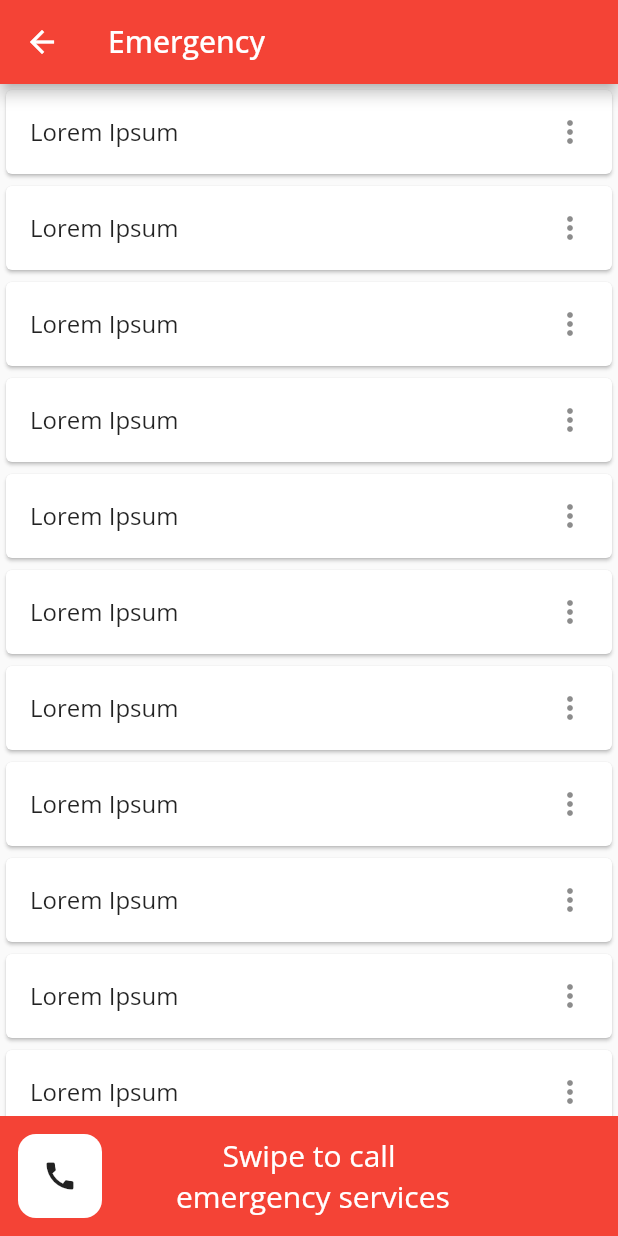
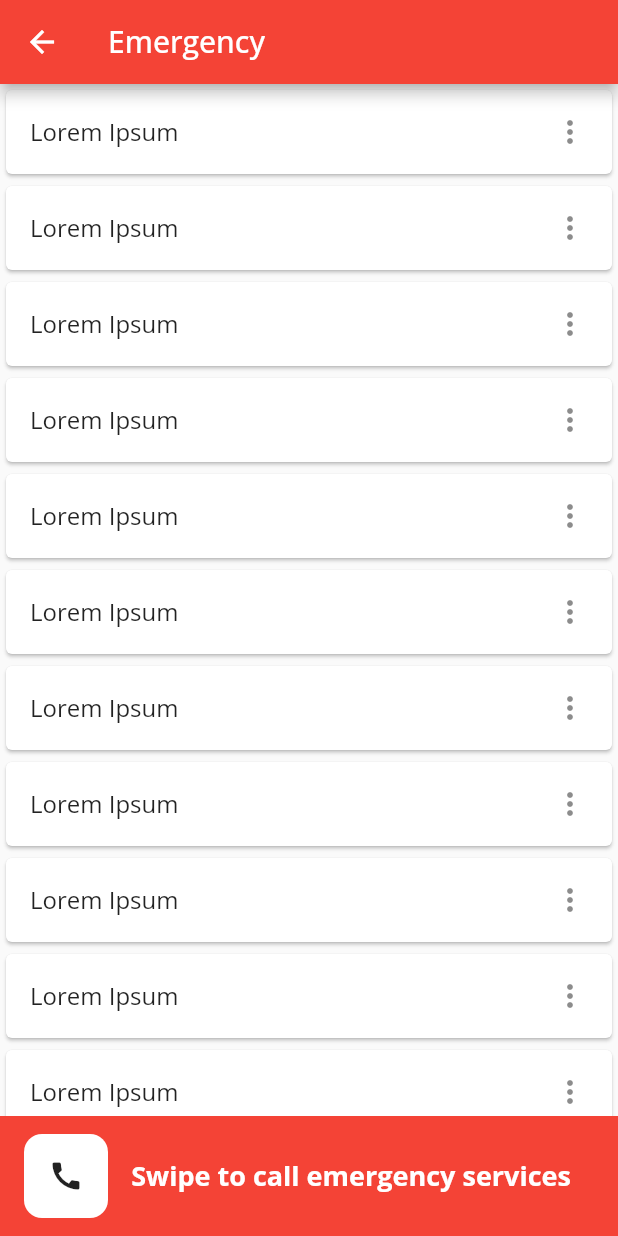
Before and after one commit to tanshaochong/Lifeline, a Flutter app: the Emergency screen opened directly, on a phone screen of 412 x 824 dp. Run offline on Flutter 3.47's test engine with Material 2 defaults, Android fonts, the phone set to English and light mode, and no system bars; drawn by our look-alikes of slide_to_act; our stand-ins replace carousel_slider, firebase_auth, firebase_core, google_fonts, google_maps_flutter, google_sign_in and 3 more; missing offline and left inert: flutter_polyline_points; accounts and stored records are empty.

```diff
--- a/lib/emergency.dart
+++ b/lib/emergency.dart
@@ -23,26 +23,43 @@ class Emergency extends StatelessWidget {
             Expanded(child: ListView.builder(itemBuilder: (context, index) {
               return Card(
                   child: ListTile(
-                    onTap: (){
+                onTap: () {
                   Navigator.push(
                       context,
                       MaterialPageRoute(
-                              builder: (context) =>
-                                  InstructionsPage()));
+                          builder: (context) => InstructionsPage()));
                 },
                 // leading: FlutterLogo(),
                 title: Text('Lorem Ipsum'),
                 trailing: Icon(Icons.more_vert),
               ));
             })),
-            Container(
+            EmergencySwipeToCall(isSwiped: isSwiped),
+          ],
+        ),
+      ),
+    );
+  }
+}
+
+class EmergencySwipeToCall extends StatelessWidget {
+  const EmergencySwipeToCall({
+    super.key,
+    required this.isSwiped,
+  });
+
+  final bool isSwiped;
+
+  @override
+  Widget build(BuildContext context) {
+    return Container(
       height: 80,
       width: double.infinity,
       decoration: const BoxDecoration(
         color: Colors.red,
       ),
       child: Padding(
-                padding: const EdgeInsets.all(4),
+        padding: const EdgeInsets.all(8),
         child: isSwiped
             ? SlideAction(
                 borderRadius: 12,
@@ -51,9 +68,12 @@ class Emergency extends StatelessWidget {
                 innerColor: Colors.white,
                 outerColor: Colors.red,
                 sliderButtonIcon: const Icon(Icons.call),
-                        text: "Swipe to call \n emergency services",
-                        textStyle:
-                            const TextStyle(fontSize: 20, color: Colors.white),
+                text: "            Swipe to call emergency services",
+                textStyle: const TextStyle(
+                  fontSize: 18,
+                  fontWeight: FontWeight.bold,
+                  color: Colors.white,
+                ),
                 sliderRotate: false,
                 onSubmit: () {
                   // setState(() {
@@ -63,10 +83,6 @@ class Emergency extends StatelessWidget {
               )
             : const Text("hello"),
       ),
-            ),
-          ],
-        ),
-      ),
     );
   }
 }
```
Lines whose indentation alone changed are shown as unchanged.
